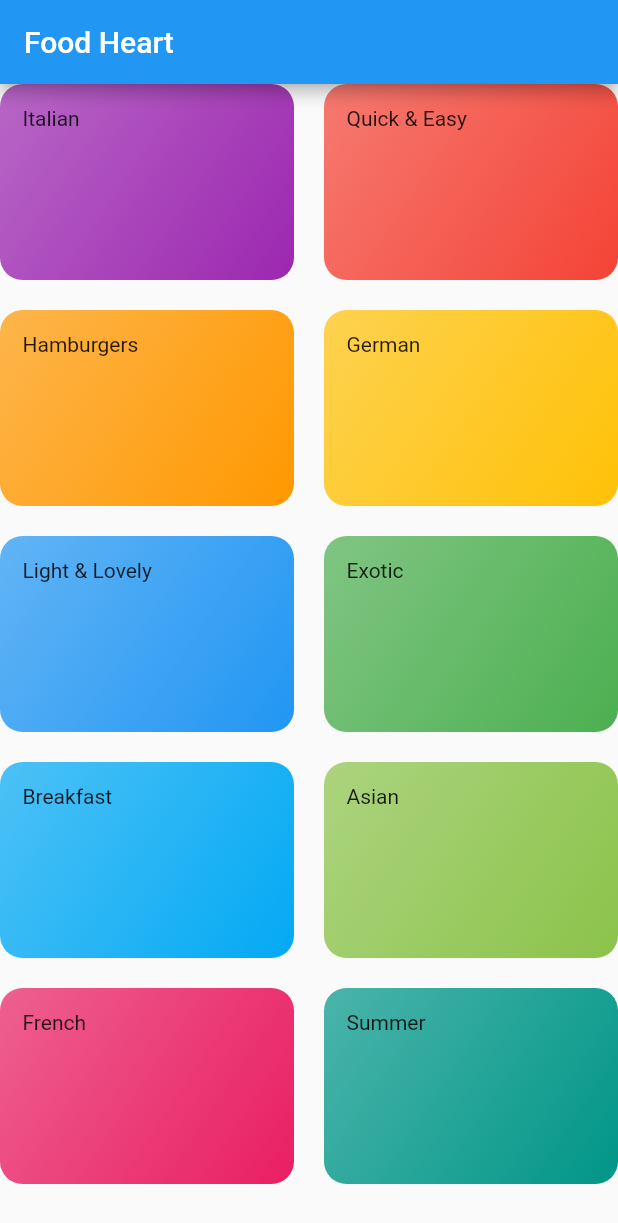
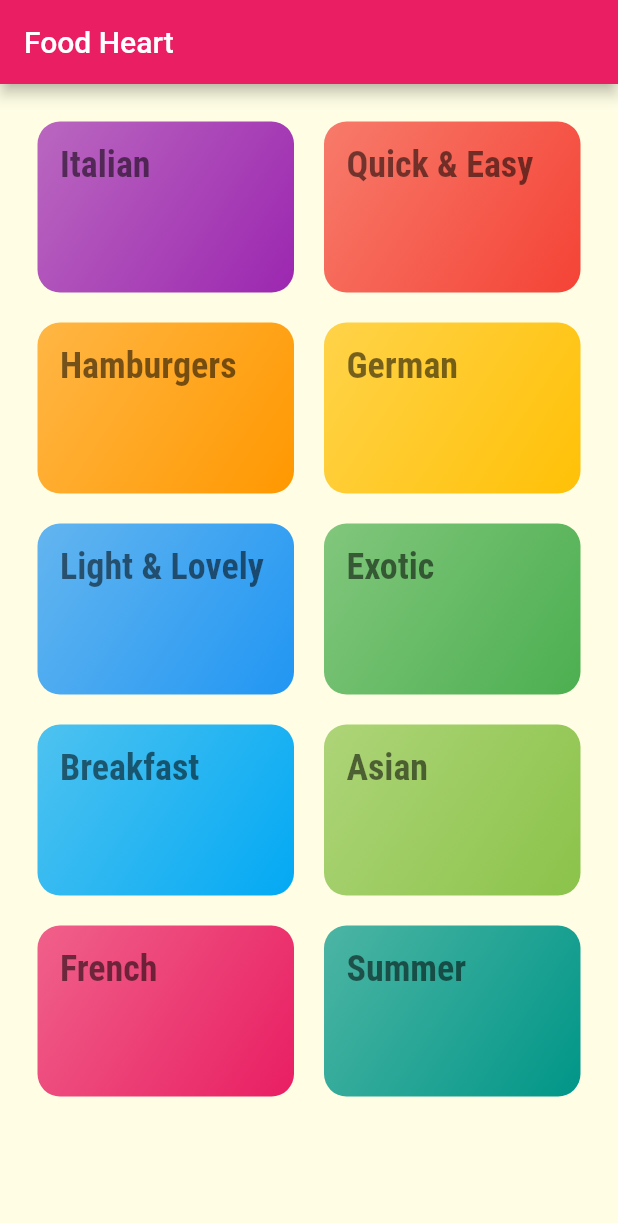
Before and after one commit to FARHADGULL/Food-Heart, a Flutter app: the screen it shows after launch, on a phone screen of 412 x 824 dp. Shown: the top 1223 px of the screen. Run offline on Flutter 3.47's test engine with Material 2 defaults, Android fonts, the phone set to English and light mode, and no system bars.

Commit message:
added fonts and styling to the theme

```diff
--- a/lib/categories_screen.dart
+++ b/lib/categories_screen.dart
@@ -16,6 +16,7 @@ class CategoriesScreen extends StatelessWidget {
         title: const Text('Food Heart'),
       ),
       body: GridView(
+        padding: const EdgeInsets.all(25),
         gridDelegate: const SliverGridDelegateWithMaxCrossAxisExtent(
           maxCrossAxisExtent: 200, //defines the width of the grid item
           childAspectRatio: 3 /
--- a/lib/category_item.dart
+++ b/lib/category_item.dart
@@ -25,9 +25,7 @@ class CategoryItem extends StatelessWidget {
         ),
         borderRadius: BorderRadius.circular(15),
       ),
-      child: Text(
-        title,
-      ),
+      child: Text(title, style: Theme.of(context).textTheme.displayLarge),
     );
   }
 }
--- a/lib/main.dart
+++ b/lib/main.dart
@@ -21,7 +21,23 @@ class _MyAppState extends State<MyApp> {
       debugShowCheckedModeBanner: false,
       title: 'DeliMeals',
       theme: ThemeData(
-        primarySwatch: Colors.blue,
+        primarySwatch: Colors.pink,
+        hintColor: Colors.amber,
+        canvasColor: const Color.fromRGBO(255, 254, 229, 1),
+        fontFamily: 'Raleway',
+        textTheme: ThemeData.light().textTheme.copyWith(
+              bodyLarge: const TextStyle(
+                color: Color.fromRGBO(20, 51, 51, 1),
+              ),
+              bodyMedium: const TextStyle(
+                color: Color.fromRGBO(20, 51, 51, 1),
+              ),
+              displayLarge: const TextStyle(
+                fontSize: 24,
+                fontFamily: 'RobotoCondensed',
+                fontWeight: FontWeight.bold,
+              ),
+            ),
       ),
       home: CategoriesScreen(category: _category),
     );
```
Also changed, not shown: pubspec.yaml (+19 -15 lines), assets/fonts/Raleway-Black.ttf (added), assets/fonts/Raleway-Bold.ttf (added), assets/fonts/Raleway-Regular.ttf (added), assets/fonts/RobotoCondensed-Bold.ttf (added), assets/fonts/RobotoCondensed-Italic.ttf (added), assets/fonts/RobotoCondensed-Light.ttf (added), assets/fonts/RobotoCondensed-Regular.ttf (added).
